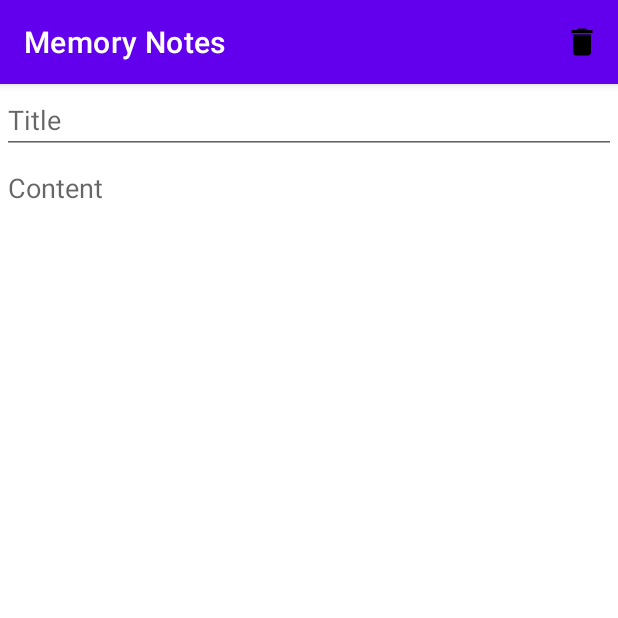
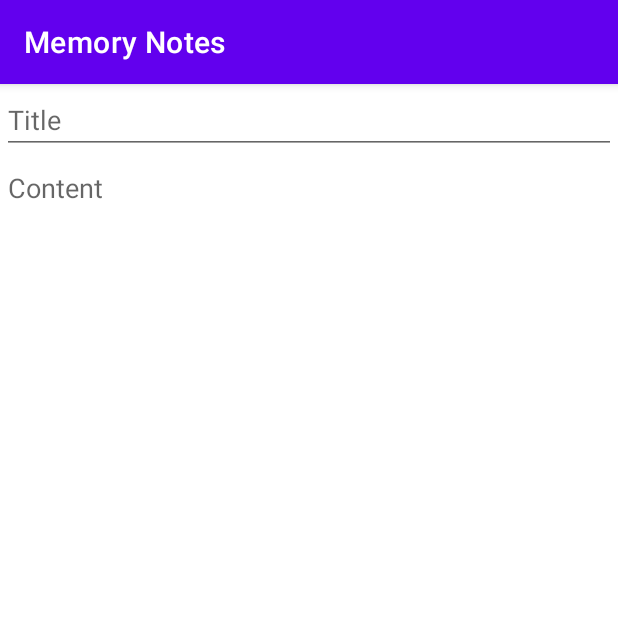
Before and after one commit to anagjorge/mememory-notes-app, an Android app: the NoteFragment screen opened through its navigation route, on a phone screen of 412 x 824 dp, the top half of it. Run offline under Robolectric (Android 15) with nearby library versions, the phone set to English and light mode, and no system bars; our stand-ins replace Room's generated code.

```diff
--- a/app/build.gradle
+++ b/app/build.gradle
@@ -44,7 +44,6 @@ dependencies {
     implementation project(':core')
     def nav_version = "2.3.0-alpha04"
     def room_version = "2.4.2"
-    def daggerVersion = "2.44.2"
 
     implementation 'androidx.core:core-ktx:1.7.0'
     implementation 'androidx.appcompat:appcompat:1.5.1'
--- a/app/src/main/java/com/projetos/memorynotes/framework/ListViewModel.kt
+++ b/app/src/main/java/com/projetos/memorynotes/framework/ListViewModel.kt
@@ -9,34 +9,28 @@ import com.projetos.core.usecases.AddNote
 import com.projetos.core.usecases.GetAllNotes
 import com.projetos.core.usecases.GetNote
 import com.projetos.core.usecases.RemoveNote
-import com.projetos.memorynotes.framework.di.ApplicationModule
-import com.projetos.memorynotes.framework.di.DaggerViewModelComponent
 import kotlinx.coroutines.CoroutineScope
 import kotlinx.coroutines.Dispatchers
 import kotlinx.coroutines.launch
-import javax.inject.Inject
 
-class ListViewModel(application: Application) : AndroidViewModel(application) {
+class ListViewModel(application: Application): AndroidViewModel(application) {
 
     private val coroutineScope = CoroutineScope(Dispatchers.IO)
 
-    @Inject
-    lateinit var useCases: UseCases
+    val repository = NoteRepository(RoomNoteDataSource(application))
 
-    init{
-        DaggerViewModelComponent.builder()
-            .applicationModule(ApplicationModule(getApplication()))
-            .build()
-            .inject(this)
-    }
-
+    val useCases = UseCases(
+        AddNote(repository),
+        GetAllNotes(repository),
+        GetNote(repository),
+        RemoveNote(repository)
+    )
 
     val notes = MutableLiveData<List<Note>>()
 
     fun getNotes() {
         coroutineScope.launch {
             val noteList = useCases.getAllNotes()
-            noteList.forEach{it.wordCount = useCases.getWordCount.invoke(it) }
             notes.postValue(noteList)
         }
     }
--- a/app/src/main/java/com/projetos/memorynotes/framework/NoteViewModel.kt
+++ b/app/src/main/java/com/projetos/memorynotes/framework/NoteViewModel.kt
@@ -5,30 +5,27 @@ import androidx.lifecycle.AndroidViewModel
 import androidx.lifecycle.MutableLiveData
 import com.projetos.core.data.Note
 import com.projetos.core.repository.NoteRepository
-import com.projetos.memorynotes.framework.di.ApplicationModule
-import com.projetos.memorynotes.framework.di.DaggerViewModelComponent
+import com.projetos.core.usecases.AddNote
+import com.projetos.core.usecases.GetAllNotes
+import com.projetos.core.usecases.GetNote
+import com.projetos.core.usecases.RemoveNote
 import kotlinx.coroutines.CoroutineScope
 import kotlinx.coroutines.Dispatchers
 import kotlinx.coroutines.launch
-import javax.inject.Inject
 
 class NoteViewModel(application: Application) : AndroidViewModel(application) {
     private val coroutineScope = CoroutineScope(Dispatchers.IO)
 
     private val repository = NoteRepository(RoomNoteDataSource(application))
 
-    @Inject
-    lateinit var useCases : UseCases
-
-    init{
-        DaggerViewModelComponent.builder()
-            .applicationModule(ApplicationModule(getApplication()))
-            .build()
-            .inject(this)
-    }
+    private val useCases = UseCases(
+        AddNote(repository),
+        GetAllNotes(repository),
+        GetNote(repository),
+        RemoveNote(repository)
+    )
 
     val saved = MutableLiveData<Boolean>()
-    var currentNote = MutableLiveData<Note?>()
 
     fun saveNote(note: Note) {
         coroutineScope.launch {
@@ -36,18 +33,4 @@ class NoteViewModel(application: Application) : AndroidViewModel(application) {
             saved.postValue(true)
         }
     }
-
-    fun getNote(id: Long){
-        coroutineScope.launch {
-            val note = useCases.getNote(id)
-            currentNote.postValue(note)
-        }
-    }
-
-    fun deleteNote(note: Note){
-        coroutineScope.launch {
-            useCases.removeNote(note)
-            saved.postValue(true)
-        }
-    }
 }
--- a/app/src/main/java/com/projetos/memorynotes/framework/UseCases.kt
+++ b/app/src/main/java/com/projetos/memorynotes/framework/UseCases.kt
@@ -1,11 +1,13 @@
 package com.projetos.memorynotes.framework
 
-import com.projetos.core.usecases.*
+import com.projetos.core.usecases.AddNote
+import com.projetos.core.usecases.GetAllNotes
+import com.projetos.core.usecases.GetNote
+import com.projetos.core.usecases.RemoveNote
 
 data class UseCases(
     val addNote: AddNote,
     val getAllNotes: GetAllNotes,
     val getNote: GetNote,
-    val removeNote: RemoveNote,
-    val getWordCount: GetWordCount
+    val removeNote: RemoveNote
 )
--- a/app/src/main/java/com/projetos/memorynotes/framework/db/NoteEntity.kt
+++ b/app/src/main/java/com/projetos/memorynotes/framework/db/NoteEntity.kt
@@ -20,7 +20,7 @@ data class NoteEntity(
     var id: Long = 0L
 ) {
     companion object{
-        fun fromNote(note: Note) = NoteEntity(note.title, note.content, note.creatrionTime, note.updateTime, note.id)    }
+        fun fromNote(note: Note) = NoteEntity(note.title, note.content, note.creatrionTime, note.updateTime)    }
 
     fun toNote() = Note(title, content, creationTime, updateTime, id)
 }
--- a/app/src/main/java/com/projetos/memorynotes/framework/di/ApplicationModule.kt
+++ /dev/null
@@ -1,12 +0,0 @@
-package com.projetos.memorynotes.framework.di
-
-import android.app.Application
-import dagger.Module
-import dagger.Provides
-
-@Module
-class ApplicationModule(val app: Application) {
-
-    @Provides
-    fun providesApp() = app
-}
--- a/app/src/main/java/com/projetos/memorynotes/framework/di/RepositoryModule.kt
+++ /dev/null
@@ -1,14 +0,0 @@
-package com.projetos.memorynotes.framework.di
-
-import android.app.Application
-import com.projetos.core.repository.NoteRepository
-import com.projetos.memorynotes.framework.RoomNoteDataSource
-import dagger.Module
-import dagger.Provides
-
-@Module
-class RepositoryModule {
-
-    @Provides
-    fun provideRepository(app: Application) = NoteRepository(RoomNoteDataSource(app))
-}
--- a/app/src/main/java/com/projetos/memorynotes/framework/di/UseCasesModule.kt
+++ /dev/null
@@ -1,19 +0,0 @@
-package com.projetos.memorynotes.framework.di
-
-import com.projetos.core.repository.NoteRepository
-import com.projetos.core.usecases.*
-import com.projetos.memorynotes.framework.UseCases
-import dagger.Module
-import dagger.Provides
-
-@Module
-class UseCasesModule {
-    @Provides
-    fun getUseCases(repository: NoteRepository) = UseCases(
-        AddNote(repository),
-        GetAllNotes(repository),
-        GetNote(repository),
-        RemoveNote(repository),
-        GetWordCount()
-    )
-}
--- a/app/src/main/java/com/projetos/memorynotes/presentation/NoteFragment.kt
+++ b/app/src/main/java/com/projetos/memorynotes/presentation/NoteFragment.kt
@@ -3,12 +3,12 @@ package com.projetos.memorynotes.presentation
 import android.content.Context.INPUT_METHOD_SERVICE
 import android.inputmethodservice.InputMethodService
 import android.os.Bundle
-import android.view.*
 import androidx.fragment.app.Fragment
+import android.view.LayoutInflater
+import android.view.View
+import android.view.ViewGroup
 import android.view.inputmethod.InputMethodManager
-import android.widget.TextView
 import android.widget.Toast
-import androidx.appcompat.app.AlertDialog
 import androidx.lifecycle.Observer
 import androidx.lifecycle.ViewModelProvider
 
@@ -17,18 +17,11 @@ import com.projetos.core.data.Note
 import com.projetos.memorynotes.R
 import com.projetos.memorynotes.framework.NoteViewModel
 import kotlinx.android.synthetic.main.fragment_note.*
-import kotlinx.android.synthetic.main.item_note.*
 
 class NoteFragment : Fragment() {
 
-    private var noteId = 0L
     private lateinit var viewModel: NoteViewModel
     private var currentNote = Note("", "", 0L, 0L)
-
-    override fun onCreate(savedInstanceState: Bundle?) {
-        super.onCreate(savedInstanceState)
-        setHasOptionsMenu(true)
-    }
 
     override fun onCreateView(
         inflater: LayoutInflater, container: ViewGroup?,
@@ -42,14 +35,6 @@ class NoteFragment : Fragment() {
         super.onViewCreated(view, savedInstanceState)
 
         viewModel = ViewModelProvider(this).get(NoteViewModel::class.java)
-        arguments?.let {
-            noteId = NoteFragmentArgs.fromBundle(it).noteId
-        }
-
-        if (noteId != 0L) {
-            viewModel.getNote(noteId)
-        }
-
         btnCheck.setOnClickListener {
             if (et_title.text.toString() != "" || et_content.text.toString() != "") {
                 val time = System.currentTimeMillis()
@@ -68,27 +53,17 @@ class NoteFragment : Fragment() {
     }
 
     private fun observeViewModel() {
-            viewModel.saved.observe(viewLifecycleOwner, Observer {
-                if (it) {
+        with(viewModel) {
+            saved.observe(viewLifecycleOwner, Observer{
+                if(it){
                     Toast.makeText(context, "Done!", Toast.LENGTH_SHORT).show()
                     hideKeyboard()
                     Navigation.findNavController(et_title).popBackStack()
                 } else {
-                    Toast.makeText(
-                        context,
-                        "Something went wrong, please try again",
-                        Toast.LENGTH_SHORT
-                    ).show()
+                    Toast.makeText(context, "Something went wrong, please try again", Toast.LENGTH_SHORT).show()
                 }
             })
-            viewModel.currentNote.observe(viewLifecycleOwner, Observer { note ->
-                note?.let {
-                    currentNote = it
-                    et_title.setText(it.title, TextView.BufferType.EDITABLE)
-                    et_content.setText(it.content, TextView.BufferType.EDITABLE)
-
-                }
-            })
+        }
     }
 
     private fun hideKeyboard() {
@@ -96,29 +71,4 @@ class NoteFragment : Fragment() {
         imm.hideSoftInputFromWindow(et_title.windowToken, 0)
     }
 
-    override fun onCreateOptionsMenu(menu: Menu, inflater: MenuInflater) {
-        inflater.inflate(R.menu.note_menu, menu)
-        super.onCreateOptionsMenu(menu, inflater)
-    }
-
-    override fun onOptionsItemSelected(item: MenuItem): Boolean {
-        when(item.itemId){
-            R.id.deleteNote -> {
-                if(context != null && noteId != 0L) {
-                    AlertDialog.Builder(requireContext())
-                        .setTitle("Delete note")
-                        .setMessage("Are you want to delete this note ?")
-                        .setPositiveButton("Yes") { dialogInterface, i ->
-                            viewModel.deleteNote(currentNote)
-                        }
-                        .setNegativeButton("Cancel") { dialogInterface, i -> }
-                        .create()
-                        .show()
-                }
-            }
-        }
-        return true
-    }
-
-
 }
--- a/app/src/main/java/com/projetos/memorynotes/presentation/NotesListAdapter.kt
+++ b/app/src/main/java/com/projetos/memorynotes/presentation/NotesListAdapter.kt
@@ -36,7 +36,6 @@ class NotesListAdapter(var notes: ArrayList<Note>, val actions: ListAction) :
         private val noteTitle = view.tv_title
         private val noteContent = view.tv_content
         private val noteDate = view.tv_date
-        private  val noteWords = view.tv_wordCount
 
         fun bind(note: Note) {
             noteTitle.text = note.title
@@ -48,8 +47,6 @@ class NotesListAdapter(var notes: ArrayList<Note>, val actions: ListAction) :
 
             layout.setOnClickListener{ actions.onClick(note.id) }
 
-            noteWords. text = "Words: ${note.wordCount}"
-
         }
     }
 
--- a/app/src/main/res/drawable/ic_delete.xml
+++ /dev/null
@@ -1,5 +0,0 @@
-<vector android:height="24dp" android:tint="#000000"
-    android:viewportHeight="24" android:viewportWidth="24"
-    android:width="24dp" xmlns:android="http://schemas.android.com/apk/res/android">
-    <path android:fillColor="@android:color/white" android:pathData="M6,19c0,1.1 0.9,2 2,2h8c1.1,0 2,-0.9 2,-2V7H6v12zM19,4h-3.5l-1,-1h-5l-1,1H5v2h14V4z"/>
-</vector>
--- a/app/src/main/res/menu/note_menu.xml
+++ /dev/null
@@ -1,10 +0,0 @@
-<?xml version="1.0" encoding="utf-8"?>
-<menu xmlns:android="http://schemas.android.com/apk/res/android"
-    xmlns:app="http://schemas.android.com/apk/res-auto">
-
-    <item
-        android:id="@+id/deleteNote"
-        android:icon="@drawable/ic_delete"
-        android:title="Delete"
-        app:showAsAction="always" />
-</menu>
--- a/core/src/main/java/com/projetos/core/data/Note.kt
+++ b/core/src/main/java/com/projetos/core/data/Note.kt
@@ -5,6 +5,5 @@ data class Note(
     var content: String,
     var creatrionTime: Long,
     var updateTime: Long,
-    var id: Long = 0,
-    var wordCount: Int = 0
+    var id: Long = 0
 )
```
Also changed, not shown: app/src/main/java/com/projetos/memorynotes/framework/di/ViewModelComponent.kt (deleted, +0 -13 lines), app/src/main/res/layout/item_note.xml (+2 -15 lines), core/src/main/java/com/projetos/core/usecases/GetWordCount.kt (deleted, +0 -15 lines).
